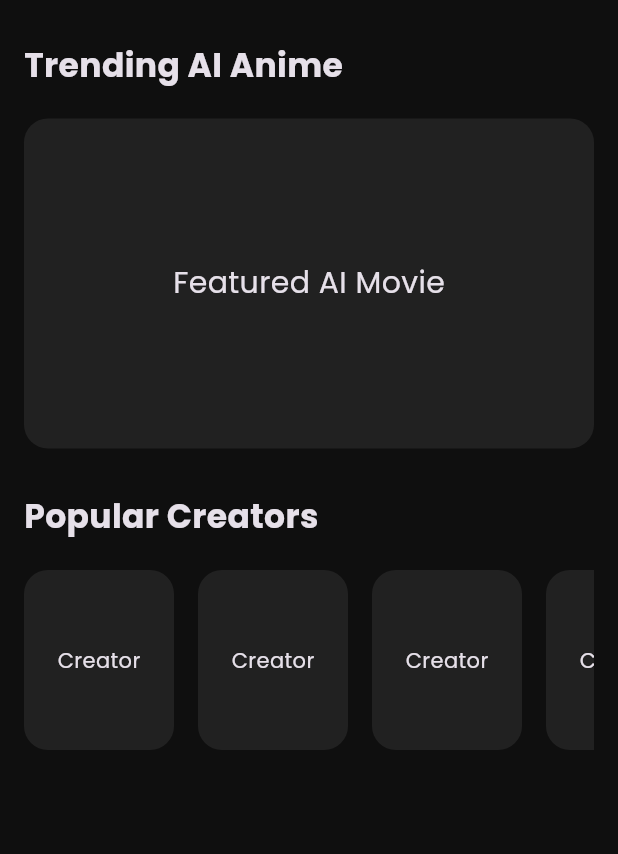
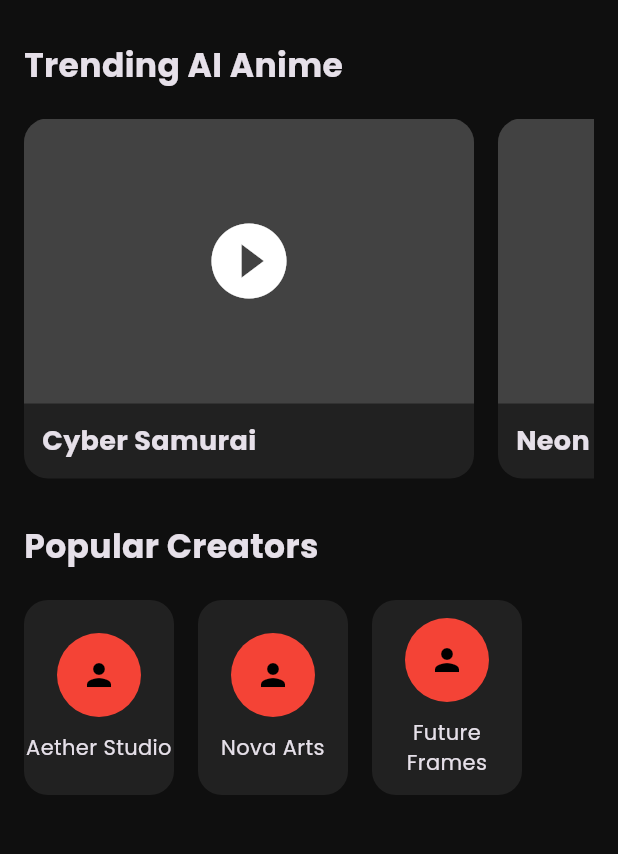
Before and after one commit to francisbethel8/media_crunchy, a Flutter app: the screen it shows after launch, on a phone screen of 412 x 824 dp, the part 66-920 px from its top. Run offline on Flutter 3.47's test engine with Material 3 defaults, Android fonts, the phone set to English and light mode, and no system bars; our stand-ins replace flutter_riverpod, go_router, google_fonts.

Commit message:
added reuseable UI components

```diff
--- a/lib/features/home/presentation/screen/home_screen.dart
+++ b/lib/features/home/presentation/screen/home_screen.dart
@@ -1,4 +1,8 @@
 import 'package:flutter/material.dart';
+
+import '../../../../shared/widgets/creator_card.dart';
+import '../../../../shared/widgets/section_title.dart';
+import '../../../../shared/widgets/video_card.dart';
 
 class HomeScreen extends StatelessWidget {
   const HomeScreen({super.key});
@@ -15,50 +19,47 @@ class HomeScreen extends StatelessWidget {
 
       body: ListView(
         padding: const EdgeInsets.all(16),
+
         children: [
-          const Text(
-            'Trending AI Anime',
-            style: TextStyle(fontSize: 22, fontWeight: FontWeight.bold),
-          ),
+          const SectionTitle(title: 'Trending AI Anime'),
 
-          const SizedBox(height: 20),
+          SizedBox(
+            height: 240,
 
-          Container(
-            height: 220,
-            decoration: BoxDecoration(
-              borderRadius: BorderRadius.circular(16),
-              color: Colors.grey.shade900,
-            ),
-            child: const Center(
-              child: Text('Featured AI Movie', style: TextStyle(fontSize: 20)),
+            child: ListView(
+              scrollDirection: Axis.horizontal,
+
+              children: const [
+                VideoCard(title: 'Cyber Samurai'),
+
+                VideoCard(title: 'Neon Future'),
+
+                VideoCard(title: 'AI Wars'),
+              ],
             ),
           ),
 
           const SizedBox(height: 30),
 
-          const Text(
-            'Popular Creators',
-            style: TextStyle(fontSize: 22, fontWeight: FontWeight.bold),
-          ),
-
-          const SizedBox(height: 20),
+          const SectionTitle(title: 'Popular Creators'),
 
           SizedBox(
-            height: 120,
-            child: ListView.separated(
+            height: 130,
+
+            child: ListView(
               scrollDirection: Axis.horizontal,
-              itemCount: 5,
-              separatorBuilder: (_, __) => const SizedBox(width: 16),
-              itemBuilder: (context, index) {
-                return Container(
-                  width: 100,
-                  decoration: BoxDecoration(
-                    color: Colors.grey.shade900,
-                    borderRadius: BorderRadius.circular(16),
-                  ),
-                  child: const Center(child: Text('Creator')),
-                );
-              },
+
+              children: const [
+                CreatorCard(creatorName: 'Aether Studio'),
+
+                SizedBox(width: 16),
+
+                CreatorCard(creatorName: 'Nova Arts'),
+
+                SizedBox(width: 16),
+
+                CreatorCard(creatorName: 'Future Frames'),
+              ],
             ),
           ),
         ],
--- /dev/null
+++ b/lib/shared/widgets/creator_card.dart
@@ -0,0 +1,30 @@
+import 'package:flutter/material.dart';
+
+class CreatorCard extends StatelessWidget {
+  final String creatorName;
+
+  const CreatorCard({super.key, required this.creatorName});
+
+  @override
+  Widget build(BuildContext context) {
+    return Container(
+      width: 100,
+
+      decoration: BoxDecoration(
+        color: Colors.grey.shade900,
+        borderRadius: BorderRadius.circular(16),
+      ),
+
+      child: Column(
+        mainAxisAlignment: MainAxisAlignment.center,
+        children: [
+          const CircleAvatar(radius: 28, child: Icon(Icons.person)),
+
+          const SizedBox(height: 10),
+
+          Text(creatorName, textAlign: TextAlign.center),
+        ],
+      ),
+    );
+  }
+}
--- /dev/null
+++ b/lib/shared/widgets/section_title.dart
@@ -0,0 +1,18 @@
+import 'package:flutter/material.dart';
+
+class SectionTitle extends StatelessWidget {
+  final String title;
+
+  const SectionTitle({super.key, required this.title});
+
+  @override
+  Widget build(BuildContext context) {
+    return Padding(
+      padding: const EdgeInsets.only(bottom: 20),
+      child: Text(
+        title,
+        style: const TextStyle(fontSize: 22, fontWeight: FontWeight.bold),
+      ),
+    );
+  }
+}
--- /dev/null
+++ b/lib/shared/widgets/video_card.dart
@@ -0,0 +1,51 @@
+import 'package:flutter/material.dart';
+
+class VideoCard extends StatelessWidget {
+  final String title;
+
+  const VideoCard({super.key, required this.title});
+
+  @override
+  Widget build(BuildContext context) {
+    return Container(
+      width: 300,
+      margin: const EdgeInsets.only(right: 16),
+      decoration: BoxDecoration(
+        color: Colors.grey.shade900,
+        borderRadius: BorderRadius.circular(16),
+      ),
+
+      child: Column(
+        crossAxisAlignment: CrossAxisAlignment.start,
+        children: [
+          Expanded(
+            child: Container(
+              decoration: BoxDecoration(
+                color: Colors.grey.shade800,
+                borderRadius: const BorderRadius.vertical(
+                  top: Radius.circular(16),
+                ),
+              ),
+
+              child: const Center(
+                child: Icon(
+                  Icons.play_circle_fill,
+                  size: 60,
+                  color: Colors.white,
+                ),
+              ),
+            ),
+          ),
+
+          Padding(
+            padding: const EdgeInsets.all(12),
+            child: Text(
+              title,
+              style: const TextStyle(fontSize: 18, fontWeight: FontWeight.bold),
+            ),
+          ),
+        ],
+      ),
+    );
+  }
+}
```
